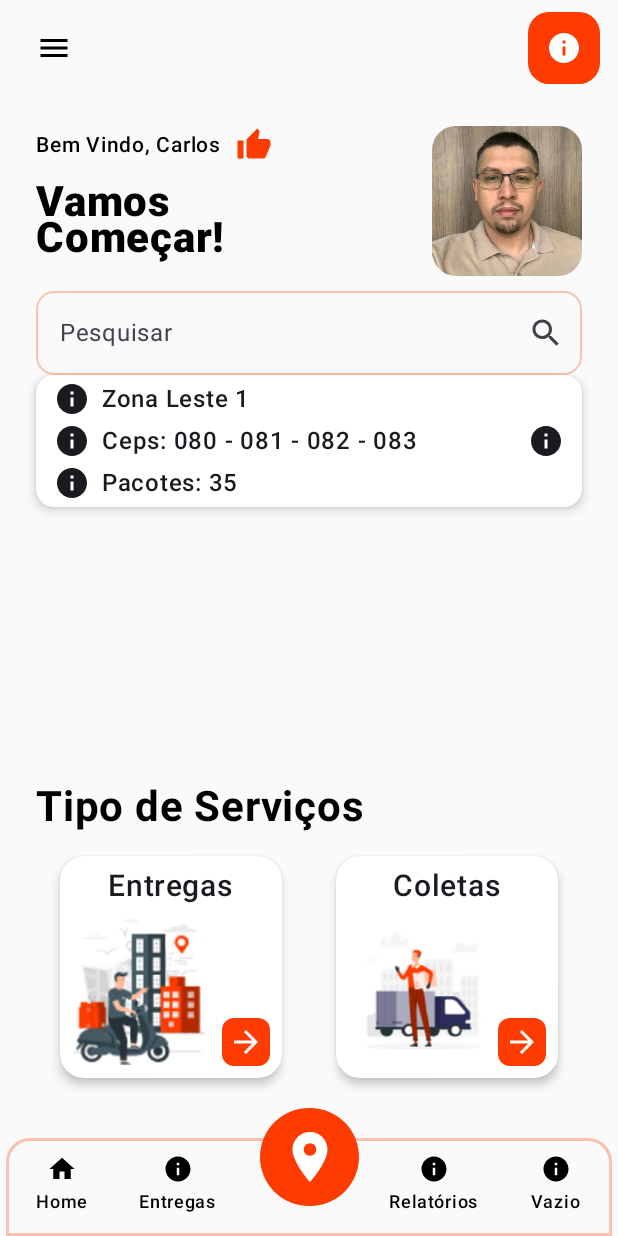
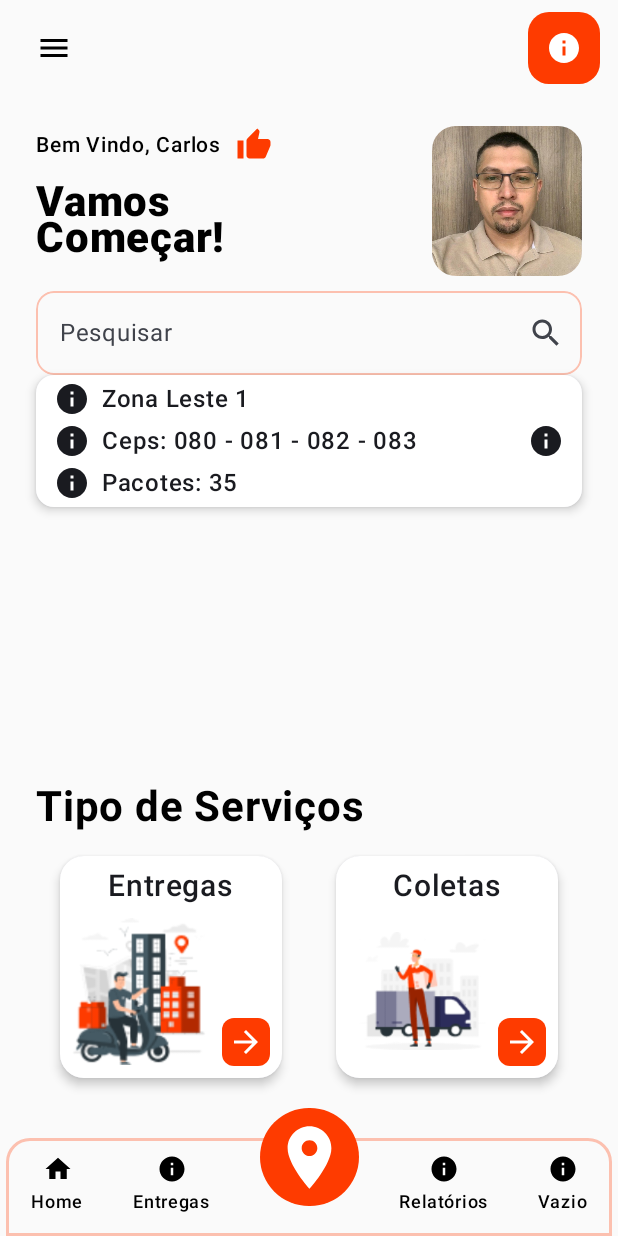
Before and after one commit to Agilliz/ClientService, an Android app built with Jetpack Compose: the screen it shows after launch (MainActivity), after a tap on "Entregas", on a phone screen of 412 x 824 dp. Run offline under Robolectric (Android 15) with nearby library versions, the phone set to English and light mode, and no system bars.

Commit message:
Ajustes na seleção dos componentes

```diff
--- a/AgilMobile/app/src/main/java/com/app/agilmobile/ui/components/BottomBar.kt
+++ b/AgilMobile/app/src/main/java/com/app/agilmobile/ui/components/BottomBar.kt
@@ -1,8 +1,10 @@
 package com.app.agilmobile.ui.components
 
+import androidx.compose.foundation.LocalIndication
 import androidx.compose.foundation.background
 import androidx.compose.foundation.border
 import androidx.compose.foundation.clickable
+import androidx.compose.foundation.interaction.InteractionSource
 import androidx.compose.foundation.layout.*
 import androidx.compose.foundation.shape.CircleShape
 import androidx.compose.foundation.shape.RoundedCornerShape
@@ -11,7 +13,6 @@ import androidx.compose.material.icons.filled.Home
 import androidx.compose.material.icons.filled.Info
 import androidx.compose.material.icons.filled.LocationOn
 import androidx.compose.material3.Icon
-import androidx.compose.material3.IconButton
 import androidx.compose.material3.Text
 import androidx.compose.runtime.Composable
 import androidx.compose.ui.Alignment
@@ -44,17 +45,16 @@ fun BottomBar(onSectionSelected: (Section) -> Unit) {
             Column(
                 horizontalAlignment = Alignment.CenterHorizontally,
                 modifier = Modifier
-                    .clickable { onSectionSelected(Section.HOME) }
-            ) {
-                IconButton(
-                    onClick = { onSectionSelected(Section.HOME) },
-                    modifier = Modifier.height(20.dp)
+                    .clickable (
+
+                    ){
+                        onSectionSelected(Section.HOME) }
             ) {
                 Icon(
                     imageVector = Icons.Default.Home,
-                        contentDescription = "Home"
+                    contentDescription = "Home",
+                    modifier = Modifier.height(20.dp)
                 )
-                }
                 Text(
                     text = "Home",
                     fontWeight = FontWeight.SemiBold,
@@ -67,15 +67,11 @@ fun BottomBar(onSectionSelected: (Section) -> Unit) {
                 modifier = Modifier
                     .clickable { onSectionSelected(Section.PACKAGES) }
             ) {
-                IconButton(
-                    onClick = { onSectionSelected(Section.PACKAGES) },
-                    modifier = Modifier.height(20.dp)
-                ) {
                 Icon(
                     imageVector = Icons.Default.Info,
-                        contentDescription = "Entregas"
+                    contentDescription = "Entregas",
+                    modifier = Modifier.height(20.dp)
                 )
-                }
                 Text(
                     text = "Entregas",
                     fontWeight = FontWeight.SemiBold,
@@ -90,15 +86,11 @@ fun BottomBar(onSectionSelected: (Section) -> Unit) {
                 modifier = Modifier
                     .clickable { onSectionSelected(Section.NEXT_DELIVERY) }
             ) {
-                IconButton(
-                    onClick = { onSectionSelected(Section.NEXT_DELIVERY) },
-                    modifier = Modifier.height(20.dp)
-                ) {
                 Icon(
                     imageVector = Icons.Default.Info,
-                        contentDescription = "Relatórios"
+                    contentDescription = "Relatórios",
+                    modifier = Modifier.height(20.dp)
                 )
-                }
                 Text(
                     text = "Relatórios",
                     fontWeight = FontWeight.SemiBold,
@@ -111,15 +103,11 @@ fun BottomBar(onSectionSelected: (Section) -> Unit) {
                 modifier = Modifier
                     .clickable { onSectionSelected(Section.COMPLETE_DELIVERY) }
             ) {
-                IconButton(
-                    onClick = { onSectionSelected(Section.COMPLETE_DELIVERY) },
-                    modifier = Modifier.height(20.dp)
-                ) {
                 Icon(
                     imageVector = Icons.Default.Info,
-                        contentDescription = "Vazio"
+                    contentDescription = "Vazio",
+                    modifier = Modifier.height(20.dp)
                 )
-                }
                 Text(
                     text = "Vazio",
                     fontWeight = FontWeight.SemiBold,
@@ -137,18 +125,13 @@ fun BottomBar(onSectionSelected: (Section) -> Unit) {
                 .background(Orange, shape = CircleShape)
                 .clickable { onSectionSelected(Section.NEXT_DELIVERY) }
         ) {
-            IconButton(
-                onClick = { onSectionSelected(Section.NEXT_DELIVERY) }
-            ) {
             Icon(
                 imageVector = Icons.Default.LocationOn,
                 contentDescription = "Localização",
                 tint = Color.White,
                 modifier = Modifier
-                        .fillMaxWidth()
-                        .fillMaxHeight()
+                    .size(50.dp)
             )
-            }
         }
     }
 }
--- a/AgilMobile/app/src/main/java/com/app/agilmobile/ui/components/CardService.kt
+++ b/AgilMobile/app/src/main/java/com/app/agilmobile/ui/components/CardService.kt
@@ -8,9 +8,11 @@ import androidx.compose.foundation.shape.CircleShape
 import androidx.compose.foundation.shape.RoundedCornerShape
 import androidx.compose.material.icons.Icons
 import androidx.compose.material3.Card
+import androidx.compose.material3.CardColors
 import androidx.compose.material3.CardDefaults
 import androidx.compose.material3.Icon
 import androidx.compose.material3.Text
+import androidx.compose.material3.TextFieldDefaults
 import androidx.compose.runtime.Composable
 import androidx.compose.runtime.getValue
 import androidx.compose.runtime.mutableStateOf
@@ -42,21 +44,17 @@ fun CardService(
         elevation = CardDefaults.cardElevation(elevation),
         shape = RoundedCornerShape(16.dp),
         modifier = Modifier
-            .padding(8.dp)
-            .clickable(
-                onClick = {
-                    isPressed = true
-                    onCardClick()
-                    isPressed = false
-                },
-                onClickLabel = null,
-                role = null
-            )
+            .background(Color.Transparent)
+            .padding(8.dp),
+        onClick = {
+            isPressed = true
+            onCardClick()
+            isPressed = false
+        },
     ) {
         Column(
             horizontalAlignment = Alignment.CenterHorizontally,
             modifier = Modifier
-                .clip(shape = RoundedCornerShape(16.dp))
                 .background(Color.White)
                 .padding(8.dp)
                 .height(IntrinsicSize.Min)
--- a/AgilMobile/app/src/main/java/com/app/agilmobile/ui/components/InfoCard.kt
+++ b/AgilMobile/app/src/main/java/com/app/agilmobile/ui/components/InfoCard.kt
@@ -31,7 +31,6 @@ fun InfoCard(
     info3: String,
     onCardClick: () -> Unit,
 ) {
-
     var isPressed by remember { mutableStateOf(false) }
 
     val elevation = if (isPressed) 8.dp else 4.dp
--- a/AgilMobile/app/src/main/java/com/app/agilmobile/ui/components/TextFieldStandard.kt
+++ b/AgilMobile/app/src/main/java/com/app/agilmobile/ui/components/TextFieldStandard.kt
@@ -10,6 +10,7 @@ import androidx.compose.material3.TextField
 import androidx.compose.material3.TextFieldDefaults
 import androidx.compose.runtime.Composable
 import androidx.compose.ui.Modifier
+import androidx.compose.ui.draw.clip
 import androidx.compose.ui.graphics.Color
 import androidx.compose.ui.graphics.Shape
 import androidx.compose.ui.graphics.vector.ImageVector
@@ -35,6 +36,7 @@ fun TextFieldStandard(
         value = text,
         onValueChange = onTextChange,
         modifier = Modifier
+            .clip(RoundedCornerShape(16.dp))
             .fillMaxWidth()
             .background(Color.White, shape)
             .border(1.dp, Black30, shape),
@@ -46,6 +48,7 @@ fun TextFieldStandard(
             )
         },
         colors = TextFieldDefaults.colors(
+            focusedIndicatorColor = Color.Transparent,
             unfocusedIndicatorColor = Color.Transparent,
             unfocusedContainerColor = Color.Transparent
         ),
```
Lines whose indentation alone changed are shown as unchanged.
